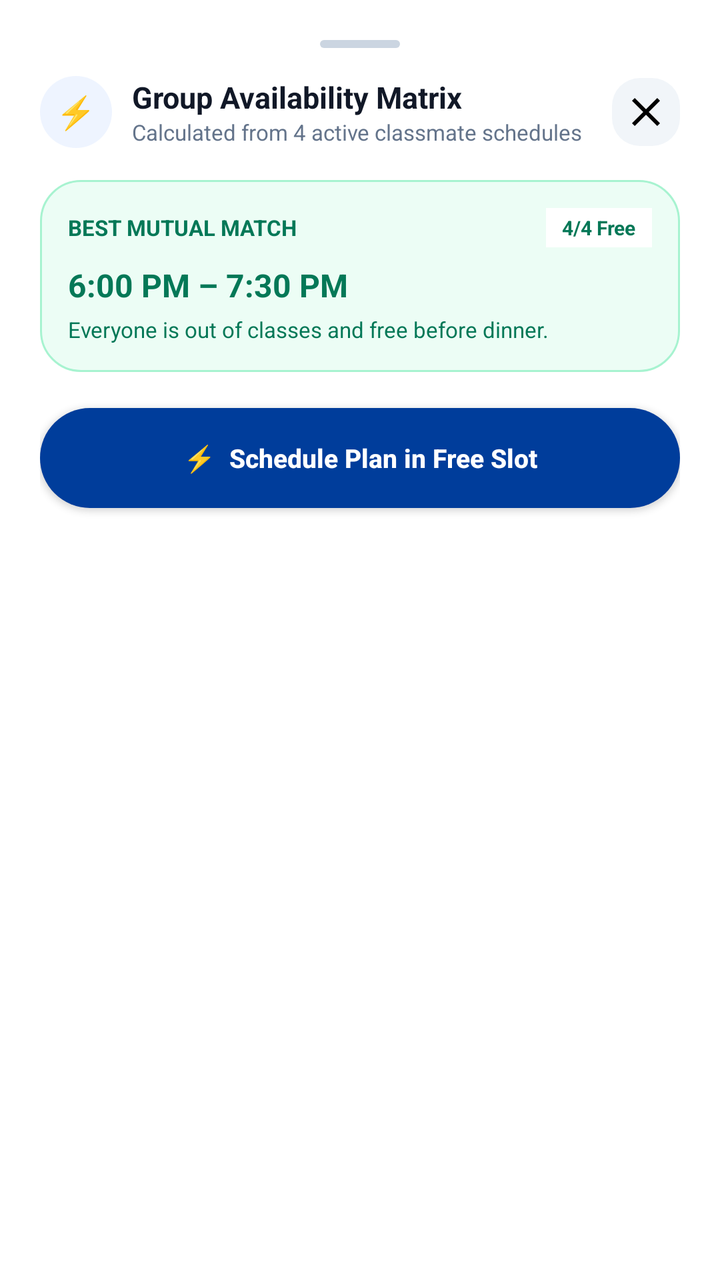
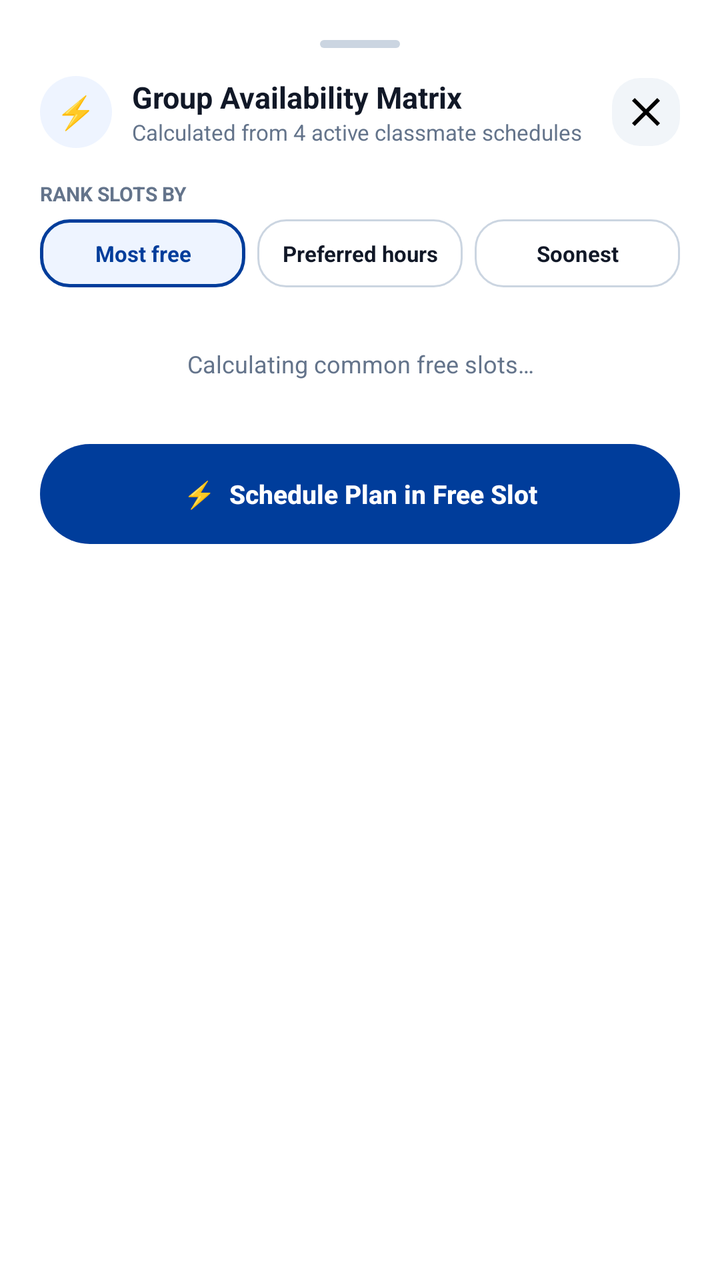

The first picture is an Android layout as it rendered before a commit; the second is the same layout after the commit. The layout source and the unified diff follow.
<!-- AndroidManifest.xml: application theme Theme.ParchApp -->
<!-- res/layout/sheet_compare_availability.xml -->
<?xml version="1.0" encoding="utf-8"?>
<LinearLayout xmlns:android="http://schemas.android.com/apk/res/android"
    android:layout_width="match_parent"
    android:layout_height="wrap_content"
    android:background="@android:color/white"
    android:orientation="vertical"
    android:padding="20dp">

    <View
        android:layout_width="40dp"
        android:layout_height="4dp"
        android:layout_gravity="center_horizontal"
        android:layout_marginBottom="14dp"
        android:background="@drawable/bg_home_indicator" />

    <LinearLayout android:layout_width="match_parent" android:layout_height="wrap_content" android:gravity="center_vertical">
        <TextView android:layout_width="36dp" android:layout_height="36dp" android:background="@drawable/bg_icon_badge" android:gravity="center" android:text="⚡" android:textColor="@color/brand_primary" android:textSize="16sp" />
        <LinearLayout android:layout_width="0dp" android:layout_height="wrap_content" android:layout_marginStart="10dp" android:layout_weight="1" android:orientation="vertical">
            <TextView android:layout_width="match_parent" android:layout_height="wrap_content" android:text="@string/group_availability_matrix" android:textColor="@color/brand_dark" android:textSize="15sp" android:textStyle="bold" />
            <TextView android:layout_width="match_parent" android:layout_height="wrap_content" android:text="@string/group_availability_subtitle" android:textColor="@color/brand_slate" android:textSize="11sp" />
        </LinearLayout>
        <ImageButton android:id="@+id/sheet_close_btn" android:layout_width="34dp" android:layout_height="34dp" android:background="@drawable/bg_icon_badge_square" android:backgroundTint="#F1F5F9" android:contentDescription="@string/close" android:padding="8dp" android:src="@drawable/ic_close" />
    </LinearLayout>

    <LinearLayout android:layout_width="match_parent" android:layout_height="wrap_content" android:layout_marginTop="16dp" android:background="@drawable/bg_green_chip" android:orientation="vertical" android:padding="14dp">
        <LinearLayout android:layout_width="match_parent" android:layout_height="wrap_content" android:gravity="center_vertical">
            <TextView android:layout_width="0dp" android:layout_height="wrap_content" android:layout_weight="1" android:text="@string/best_mutual_match" android:textAllCaps="true" android:textColor="@color/brand_success_dark" android:textSize="11sp" android:textStyle="bold" />
            <TextView android:layout_width="wrap_content" android:layout_height="wrap_content" android:background="@android:color/white" android:paddingStart="8dp" android:paddingTop="3dp" android:paddingEnd="8dp" android:paddingBottom="3dp" android:text="4/4 Free" android:textColor="@color/brand_success_dark" android:textSize="10sp" android:textStyle="bold" />
        </LinearLayout>
        <TextView android:layout_width="match_parent" android:layout_height="wrap_content" android:layout_marginTop="8dp" android:text="6:00 PM – 7:30 PM" android:textColor="@color/brand_success_dark" android:textSize="16sp" android:textStyle="bold" />
        <TextView android:layout_width="match_parent" android:layout_height="wrap_content" android:layout_marginTop="4dp" android:text="Everyone is out of classes and free before dinner." android:textColor="@color/brand_success_dark" android:textSize="11sp" />
    </LinearLayout>

    <androidx.appcompat.widget.AppCompatButton
        android:id="@+id/btn_schedule_in_slot"
        android:layout_width="match_parent"
        android:layout_height="50dp"
        android:layout_marginTop="18dp"
        android:background="@drawable/bg_primary_pill"
        android:text="⚡  Schedule Plan in Free Slot"
        android:textAllCaps="false"
        android:textColor="@android:color/white"
        android:textSize="13sp"
        android:textStyle="bold" />
</LinearLayout>
<!-- resources referenced by this layout -->
<resources>
  <color name="brand_dark">#111827</color>
  <color name="brand_primary">#003D9B</color>
  <color name="brand_slate">#64748B</color>
  <color name="brand_success_dark">#047857</color>
  <!-- drawable bg_green_chip (drawable) -->
  <?xml version="1.0" encoding="utf-8"?>
  <shape xmlns:android="http://schemas.android.com/apk/res/android">
      <solid android:color="#ECFDF5" />
      <corners android:radius="20dp" />
      <stroke android:width="1dp" android:color="#A7F3D0" />
  </shape>
  <!-- drawable bg_home_indicator (drawable) -->
  <?xml version="1.0" encoding="utf-8"?>
  <shape xmlns:android="http://schemas.android.com/apk/res/android">
      <solid android:color="#CBD5E1" />
      <corners android:radius="3dp" />
  </shape>
  <!-- drawable bg_icon_badge (drawable) -->
  <?xml version="1.0" encoding="utf-8"?>
  <shape xmlns:android="http://schemas.android.com/apk/res/android" android:shape="oval">
      <solid android:color="@color/brand_chip_background" />
  </shape>
  <!-- drawable bg_icon_badge_square (drawable) -->
  <?xml version="1.0" encoding="utf-8"?>
  <shape xmlns:android="http://schemas.android.com/apk/res/android">
      <solid android:color="@color/brand_chip_background" />
      <corners android:radius="14dp" />
  </shape>
  <!-- drawable bg_primary_pill (drawable) -->
  <?xml version="1.0" encoding="utf-8"?>
  <shape xmlns:android="http://schemas.android.com/apk/res/android">
      <solid android:color="@color/brand_primary" />
      <corners android:radius="28dp" />
  </shape>
  <!-- drawable ic_close (drawable) -->
  <?xml version="1.0" encoding="utf-8"?>
  <vector xmlns:android="http://schemas.android.com/apk/res/android"
      android:width="24dp"
      android:height="24dp"
      android:viewportWidth="24"
      android:viewportHeight="24">
      <path
          android:fillColor="#FF000000"
          android:pathData="M19,6.41L17.59,5 12,10.59 6.41,5 5,6.41 10.59,12 5,17.59 6.41,19 12,13.41 17.59,19 19,17.59 13.41,12z" />
  </vector>
  <string name="best_mutual_match">Best Mutual Match</string>
  <string name="close">Close</string>
  <string name="group_availability_matrix">Group Availability Matrix</string>
  <string name="group_availability_subtitle">Calculated from 4 active classmate schedules</string>
  <style name="Theme.ParchApp" parent="Base.Theme.ParchApp" />
  <color name="brand_chip_background">#EEF4FF</color>
  <style name="Base.Theme.ParchApp" parent="Theme.Material3.DayNight.NoActionBar">
          
          
      </style>
</resources>

<!-- the commit's change to res/layout/sheet_compare_availability.xml (unified diff, before → after) -->
@@ -17,19 +17,30 @@
         <TextView android:layout_width="36dp" android:layout_height="36dp" android:background="@drawable/bg_icon_badge" android:gravity="center" android:text="⚡" android:textColor="@color/brand_primary" android:textSize="16sp" />
         <LinearLayout android:layout_width="0dp" android:layout_height="wrap_content" android:layout_marginStart="10dp" android:layout_weight="1" android:orientation="vertical">
             <TextView android:layout_width="match_parent" android:layout_height="wrap_content" android:text="@string/group_availability_matrix" android:textColor="@color/brand_dark" android:textSize="15sp" android:textStyle="bold" />
-            <TextView android:layout_width="match_parent" android:layout_height="wrap_content" android:text="@string/group_availability_subtitle" android:textColor="@color/brand_slate" android:textSize="11sp" />
+            <TextView android:id="@+id/compare_group_name" android:layout_width="match_parent" android:layout_height="wrap_content" android:text="@string/group_availability_subtitle" android:textColor="@color/brand_slate" android:textSize="11sp" />
         </LinearLayout>
         <ImageButton android:id="@+id/sheet_close_btn" android:layout_width="34dp" android:layout_height="34dp" android:background="@drawable/bg_icon_badge_square" android:backgroundTint="#F1F5F9" android:contentDescription="@string/close" android:padding="8dp" android:src="@drawable/ic_close" />
     </LinearLayout>
 
-    <LinearLayout android:layout_width="match_parent" android:layout_height="wrap_content" android:layout_marginTop="16dp" android:background="@drawable/bg_green_chip" android:orientation="vertical" android:padding="14dp">
+    <TextView android:layout_width="match_parent" android:layout_height="wrap_content" android:layout_marginTop="16dp" android:text="@string/rank_slots_by" android:textAllCaps="true" android:textColor="@color/brand_slate" android:textSize="10sp" android:textStyle="bold" />
+    <LinearLayout android:layout_width="match_parent" android:layout_height="wrap_content" android:layout_marginTop="6dp" android:orientation="horizontal">
+        <TextView android:id="@+id/chip_rank_overlap" android:layout_width="0dp" android:layout_height="34dp" android:layout_marginEnd="4dp" android:layout_weight="1" android:background="@drawable/bg_chip_selected" android:gravity="center" android:text="@string/rank_overlap" android:textColor="@color/brand_primary" android:textSize="11sp" android:textStyle="bold" />
+        <TextView android:id="@+id/chip_rank_preference" android:layout_width="0dp" android:layout_height="34dp" android:layout_marginStart="2dp" android:layout_marginEnd="2dp" android:layout_weight="1" android:background="@drawable/bg_chip_unselected" android:gravity="center" android:text="@string/rank_preference" android:textColor="@color/brand_dark" android:textSize="11sp" android:textStyle="bold" />
+        <TextView android:id="@+id/chip_rank_soonest" android:layout_width="0dp" android:layout_height="34dp" android:layout_marginStart="4dp" android:layout_weight="1" android:background="@drawable/bg_chip_unselected" android:gravity="center" android:text="@string/rank_soonest" android:textColor="@color/brand_dark" android:textSize="11sp" android:textStyle="bold" />
+    </LinearLayout>
+
+    <TextView android:id="@+id/slots_status_text" android:layout_width="match_parent" android:layout_height="wrap_content" android:layout_marginTop="16dp" android:gravity="center" android:padding="14dp" android:text="@string/calculating_slots" android:textColor="@color/brand_slate" android:textSize="12sp" />
+
+    <LinearLayout android:id="@+id/best_slot_card" android:clickable="true" android:focusable="true" android:layout_width="match_parent" android:layout_height="wrap_content" android:layout_marginTop="16dp" android:background="@drawable/bg_green_chip" android:orientation="vertical" android:padding="14dp" android:visibility="gone">
         <LinearLayout android:layout_width="match_parent" android:layout_height="wrap_content" android:gravity="center_vertical">
-            <TextView android:layout_width="0dp" android:layout_height="wrap_content" android:layout_weight="1" android:text="@string/best_mutual_match" android:textAllCaps="true" android:textColor="@color/brand_success_dark" android:textSize="11sp" android:textStyle="bold" />
-            <TextView android:layout_width="wrap_content" android:layout_height="wrap_content" android:background="@android:color/white" android:paddingStart="8dp" android:paddingTop="3dp" android:paddingEnd="8dp" android:paddingBottom="3dp" android:text="4/4 Free" android:textColor="@color/brand_success_dark" android:textSize="10sp" android:textStyle="bold" />
+            <TextView android:id="@+id/best_slot_label" android:layout_width="0dp" android:layout_height="wrap_content" android:layout_weight="1" android:text="@string/best_mutual_match" android:textAllCaps="true" android:textColor="@color/brand_success_dark" android:textSize="11sp" android:textStyle="bold" />
+            <TextView android:id="@+id/best_slot_badge" android:layout_width="wrap_content" android:layout_height="wrap_content" android:background="@android:color/white" android:paddingStart="8dp" android:paddingTop="3dp" android:paddingEnd="8dp" android:paddingBottom="3dp" android:text="4/4 Free" android:textColor="@color/brand_success_dark" android:textSize="10sp" android:textStyle="bold" />
         </LinearLayout>
-        <TextView android:layout_width="match_parent" android:layout_height="wrap_content" android:layout_marginTop="8dp" android:text="6:00 PM – 7:30 PM" android:textColor="@color/brand_success_dark" android:textSize="16sp" android:textStyle="bold" />
-        <TextView android:layout_width="match_parent" android:layout_height="wrap_content" android:layout_marginTop="4dp" android:text="Everyone is out of classes and free before dinner." android:textColor="@color/brand_success_dark" android:textSize="11sp" />
+        <TextView android:id="@+id/best_slot_time" android:layout_width="match_parent" android:layout_height="wrap_content" android:layout_marginTop="8dp" android:text="6:00 PM – 7:30 PM" android:textColor="@color/brand_success_dark" android:textSize="16sp" android:textStyle="bold" />
+        <TextView android:id="@+id/best_slot_note" android:layout_width="match_parent" android:layout_height="wrap_content" android:layout_marginTop="4dp" android:text="Everyone is out of classes and free before dinner." android:textColor="@color/brand_success_dark" android:textSize="11sp" />
     </LinearLayout>
+
+    <LinearLayout android:id="@+id/alternative_slots" android:layout_width="match_parent" android:layout_height="wrap_content" android:orientation="vertical" />
 
     <androidx.appcompat.widget.AppCompatButton
         android:id="@+id/btn_schedule_in_slot"
@@ -37,6 +48,7 @@
         android:layout_height="50dp"
         android:layout_marginTop="18dp"
         android:background="@drawable/bg_primary_pill"
+        android:enabled="false"
         android:text="⚡  Schedule Plan in Free Slot"
         android:textAllCaps="false"
         android:textColor="@android:color/white"
<!-- resource entries referenced after the edit -->
@@ -4,6 +4,20 @@
   <color name="brand_primary">#003D9B</color>
   <color name="brand_slate">#64748B</color>
   <color name="brand_success_dark">#047857</color>
+  <!-- drawable bg_chip_selected (drawable) -->
+  <?xml version="1.0" encoding="utf-8"?>
+  <shape xmlns:android="http://schemas.android.com/apk/res/android">
+      <solid android:color="@color/brand_chip_background" />
+      <corners android:radius="14dp" />
+      <stroke android:width="1.5dp" android:color="@color/brand_primary" />
+  </shape>
+  <!-- drawable bg_chip_unselected (drawable) -->
+  <?xml version="1.0" encoding="utf-8"?>
+  <shape xmlns:android="http://schemas.android.com/apk/res/android">
+      <solid android:color="@android:color/white" />
+      <corners android:radius="14dp" />
+      <stroke android:width="1dp" android:color="@color/brand_border" />
+  </shape>
   <!-- drawable bg_green_chip (drawable) -->
   <?xml version="1.0" encoding="utf-8"?>
   <shape xmlns:android="http://schemas.android.com/apk/res/android">
@@ -46,11 +60,17 @@
           android:pathData="M19,6.41L17.59,5 12,10.59 6.41,5 5,6.41 10.59,12 5,17.59 6.41,19 12,13.41 17.59,19 19,17.59 13.41,12z" />
   </vector>
   <string name="best_mutual_match">Best Mutual Match</string>
+  <string name="calculating_slots">Calculating common free slots…</string>
   <string name="close">Close</string>
   <string name="group_availability_matrix">Group Availability Matrix</string>
   <string name="group_availability_subtitle">Calculated from 4 active classmate schedules</string>
+  <string name="rank_overlap">Most free</string>
+  <string name="rank_preference">Preferred hours</string>
+  <string name="rank_slots_by">Rank slots by</string>
+  <string name="rank_soonest">Soonest</string>
   <style name="Theme.ParchApp" parent="Base.Theme.ParchApp" />
   <color name="brand_chip_background">#EEF4FF</color>
+  <color name="brand_border">#CBD5E1</color>
   <style name="Base.Theme.ParchApp" parent="Theme.Material3.DayNight.NoActionBar">
           
           
